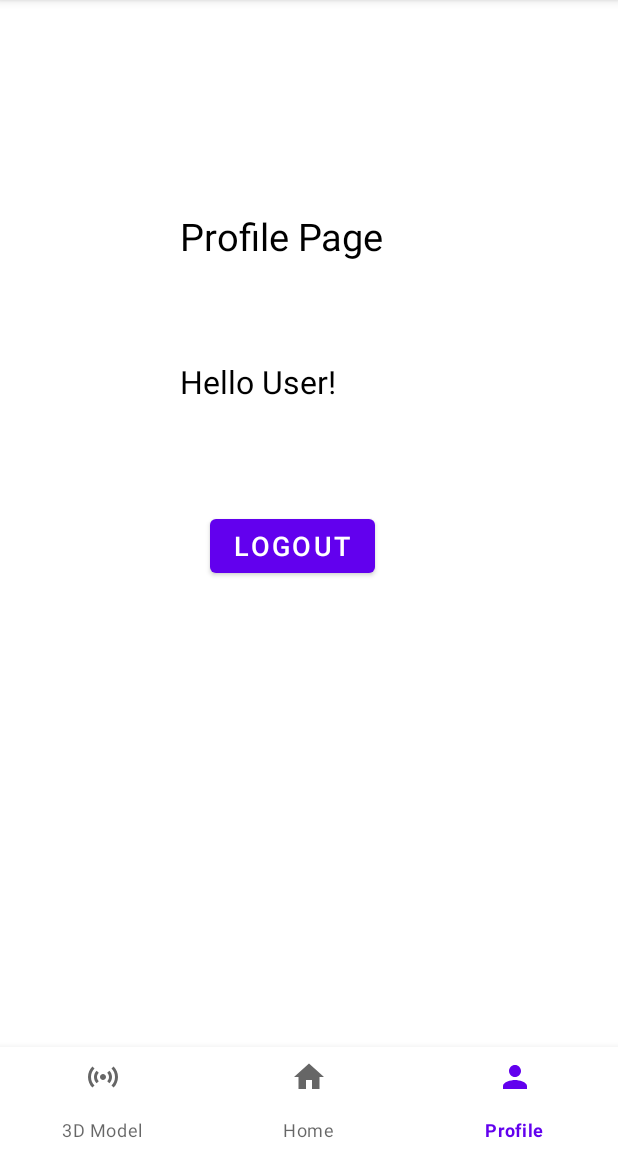
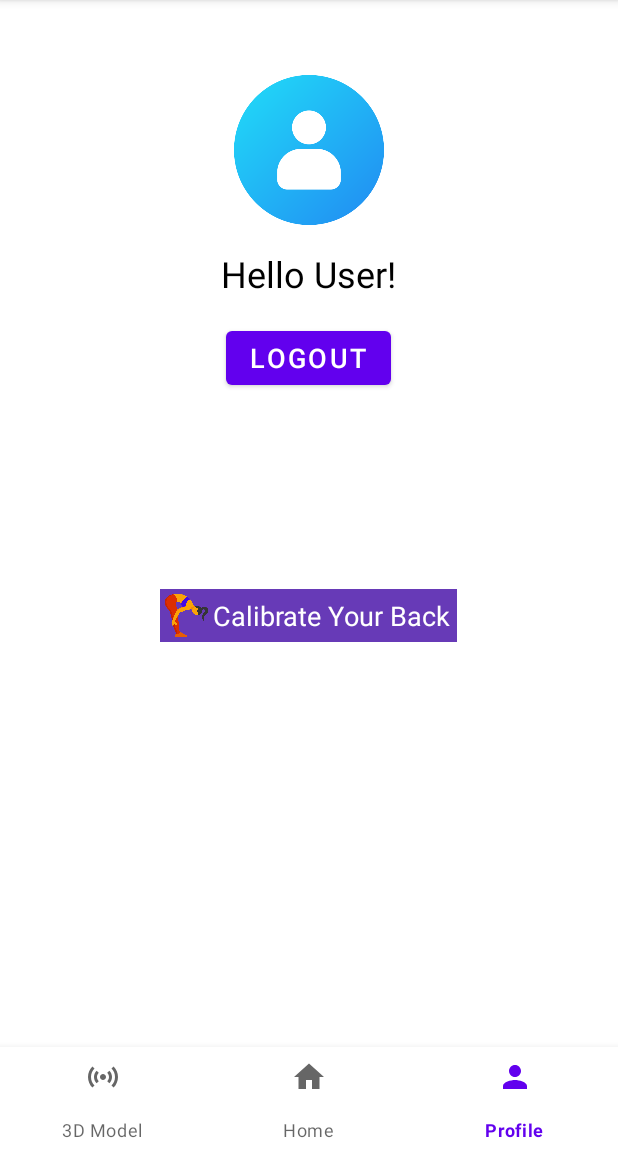
Before and after one commit to bharath12321/SpinalFreshStart, an Android app: the ProfileFragment screen opened through its navigation route, on a phone screen of 412 x 824 dp, the part 84-1236 px from its top. Run offline under Robolectric (Android 15) with nearby library versions, the phone set to English and light mode, and no system bars; our stand-ins replace Firebase (no records; nobody signed in at launch, a user with empty details on screens opened directly), navigation-ui; libraries missing offline, so code that uses them is left out: com.jjoe64.graphview; network calls fail; 13 statements that could not run were skipped.

Commit message:
flag on database working. Hompage modified

```diff
--- a/app/src/main/java/com/example/spinalfreshstart/ModelActivity.kt
+++ b/app/src/main/java/com/example/spinalfreshstart/ModelActivity.kt
@@ -44,6 +44,7 @@ class ModelActivity : Activity() {
     private var isAnimationRunning = false
     private var sessionElapsedTime: Long = 0
 
+    val database: FirebaseDatabase = FirebaseDatabase.getInstance()
     private var firebaseTimer: Timer? = null
 
     // Constants for controlling animation speed
@@ -97,6 +98,8 @@ class ModelActivity : Activity() {
         val endSessionButton = findViewById<Button>(R.id.endSessionButton)
         val sessionTimer = findViewById<TextView>(R.id.sessionStatusTextView)
 
+        val myRefFlag: DatabaseReference = database.getReference("sessionActive")
+
         backButton.setOnClickListener {
             finish()
         }
@@ -116,6 +119,8 @@ class ModelActivity : Activity() {
             } else
             {
                 isSessionActive = true
+                myRefFlag.setValue(1)
+
                 sessionElapsedTime = 0
                 sessionTimer.setTextColor(getColor(android.R.color.holo_green_light))
                 sessionTimer.text = "Current Session: 00:00"
@@ -144,8 +149,9 @@ class ModelActivity : Activity() {
                 Log.d("MyApp", "No active sessions")
 
             } else {
+                isSessionActive = false
+                myRefFlag.setValue(0)
 
-                isSessionActive = false
                 isAnimationRunning = false
                 sessionTimer.setTextColor(getColor(android.R.color.holo_red_light))
 
@@ -179,7 +185,7 @@ class ModelActivity : Activity() {
 
     // Function to update Firebase data
     private fun updateFirebaseData(angle: Float) {
-        val database: FirebaseDatabase = FirebaseDatabase.getInstance()
+        //val database: FirebaseDatabase = FirebaseDatabase.getInstance()
         val myRef: DatabaseReference = database.getReference("bendAngle")
         myRef.setValue(angle.toDouble())
     }
@@ -211,6 +217,7 @@ class ModelActivity : Activity() {
 //                                startTime = currentTime
 //                                elapsedTime = 0.0
 //                            }
+
                             if(isSessionActive) {
                                 updateFirebaseData(sampleAngles[angleSampleIndex])
                             }
--- a/app/src/main/res/layout/fragment_profile.xml
+++ b/app/src/main/res/layout/fragment_profile.xml
@@ -1,22 +1,20 @@
 <?xml version="1.0" encoding="utf-8"?>
-<FrameLayout xmlns:android="http://schemas.android.com/apk/res/android"
-             xmlns:tools="http://schemas.android.com/tools"
-             android:layout_width="match_parent"
-             android:layout_height="match_parent"
-             tools:context=".ProfileFragment"
-        xmlns:app="http://schemas.android.com/apk/res-auto">
+<LinearLayout
+        xmlns:android="http://schemas.android.com/apk/res/android"
+        xmlns:app="http://schemas.android.com/apk/res-auto"
+        xmlns:tools="http://schemas.android.com/tools"
+        android:layout_width="match_parent"
+        android:layout_height="match_parent"
+        android:orientation="vertical"
+        tools:context=".ProfileFragment">
 
-    <!-- TODO: Update blank fragment layout -->
-
-
-    <TextView
-            android:layout_width="194dp"
-            android:layout_height="48dp"
-            android:textSize="25dp"
-            android:textColor="@color/black"
-            android:layout_marginLeft="120dp"
-            android:layout_marginTop="140dp"
-            android:text="Profile Page"/>
+    <ImageView
+            android:layout_width="100dp"
+            android:layout_height="100dp"
+            android:layout_gravity="center"
+            android:src="@drawable/user"
+            android:contentDescription="User Profile Image"
+            android:layout_marginTop="50dp" />
 
     <TextView
             android:id="@+id/user_details_profile"
@@ -25,20 +23,46 @@
             android:text="Hello User!"
             android:textAlignment="center"
             android:textColor="@color/black"
-            android:layout_marginLeft="120dp"
-            android:layout_marginTop="240dp"
-            android:textSize="21sp"
-             />
+            android:textSize="24sp"
+            android:layout_gravity="center"
+            android:layout_marginTop="16dp" />
 
     <Button
             android:id="@+id/Logout_profile"
+            android:layout_width="wrap_content"
+            android:layout_height="wrap_content"
             android:text="Logout"
             android:textSize="18sp"
+            android:textColor="@color/white"
+            android:layout_gravity="center"
+            android:layout_marginTop="16dp" />
+
+    <!-- RelativeLayout to combine the image and text -->
+    <RelativeLayout
+            android:id="@+id/calibrateButton"
             android:layout_width="wrap_content"
             android:layout_height="wrap_content"
-            android:layout_marginLeft="140dp"
-            android:layout_marginTop="340dp"
-             />
+            android:layout_gravity="center"
+            android:background="#673AB7"
+            android:layout_marginTop="130dp">
 
+        <ImageView
+                android:id="@+id/calibrateImage"
+                android:layout_width="35dp"
+                android:layout_height="35dp"
+                android:src="@drawable/bending_over"
+                android:layout_gravity="center"
+                android:contentDescription="Calibrate Your Back" />
 
-</FrameLayout>
+        <TextView
+                android:layout_width="wrap_content"
+                android:layout_height="wrap_content"
+                android:layout_toEndOf="@id/calibrateImage"
+                android:layout_centerVertical="true"
+                android:layout_gravity="center"
+                android:text="Calibrate Your Back "
+                android:textSize="18sp"
+                android:textColor="@android:color/white"/>
+    </RelativeLayout>
+
+</LinearLayout>
```
Also changed, not shown: app/src/main/res/drawable/bending_over.png (added), app/src/main/res/drawable/user.png (added).
